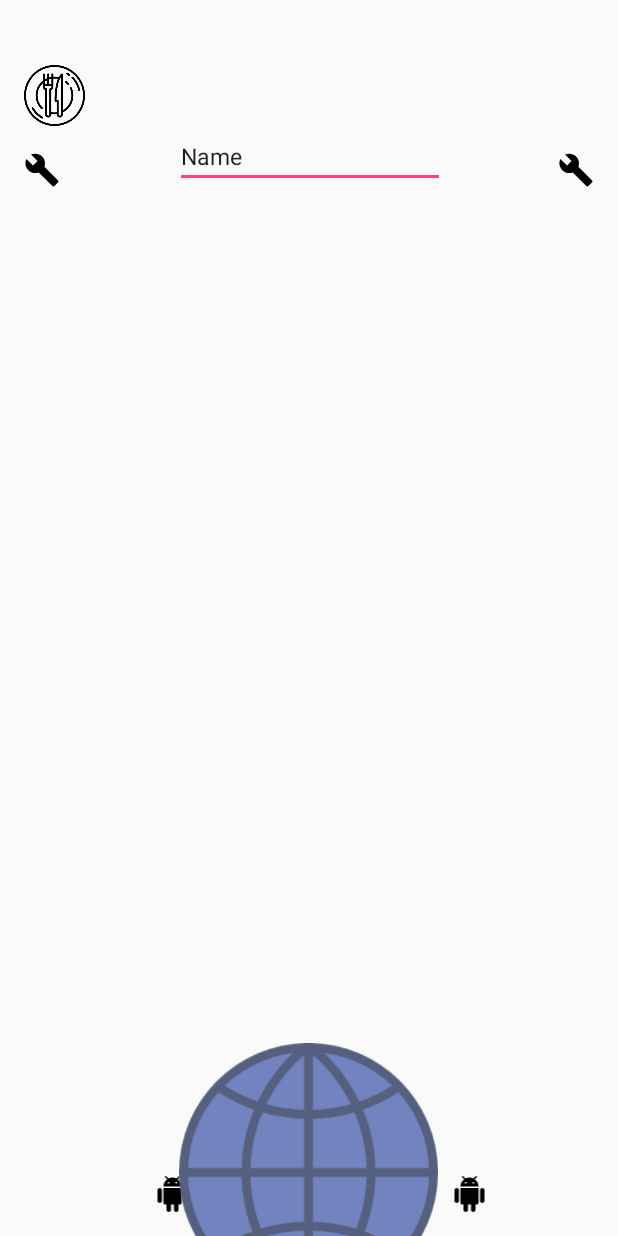
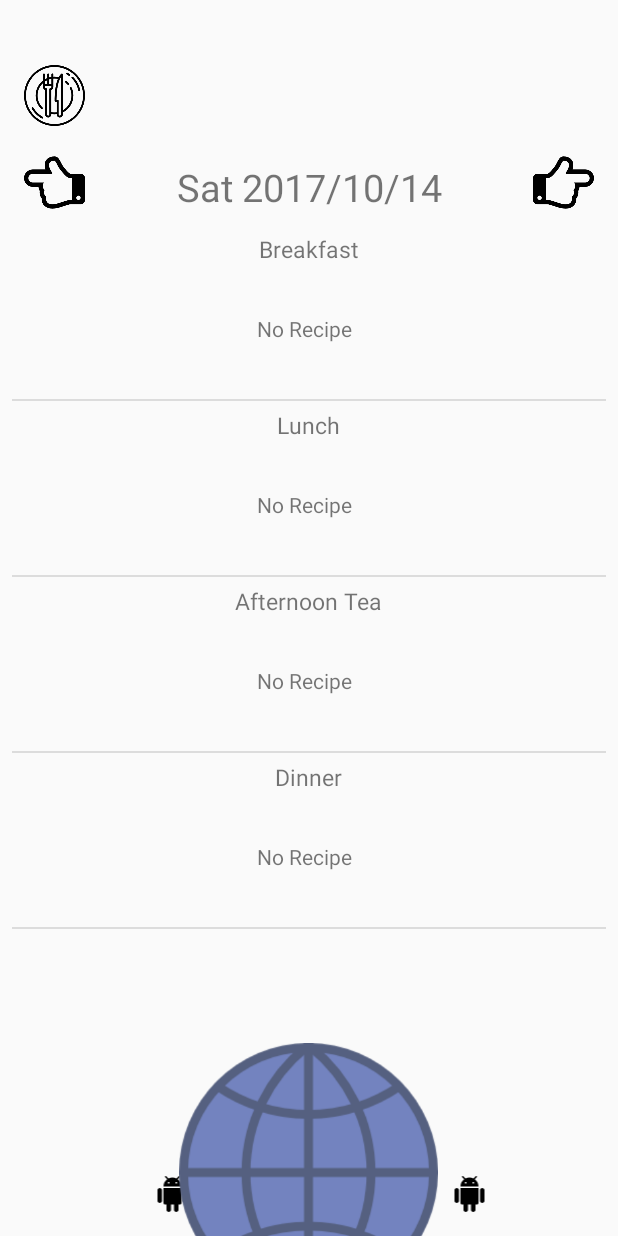
Before and after one commit to Walter0697/Dinder, an Android app: the screen it shows after launch (MainActivity), after a tap on an icon or button, on a phone screen of 412 x 824 dp. Run offline under Robolectric (Android 15) with nearby library versions, the phone set to English and light mode, and no system bars; our stand-ins replace Picasso; pictures from the network do not load.

Commit message:
setting calendar view

```diff
--- a/app/src/main/AndroidManifest.xml
+++ b/app/src/main/AndroidManifest.xml
@@ -29,7 +29,8 @@
         <activity android:name=".FilterScreen" />
         <activity android:name=".RecipeInformation" />
         <activity android:name="com.t.CalendarScreen" />
-        <activity android:name=".CalendarScreen"></activity>
+        <activity android:name=".CalendarScreen" />
+        <activity android:name=".CalendarChoice"></activity>
     </application>
 
 </manifest>
--- /dev/null
+++ b/app/src/main/java/com/team206255/dineder/CalendarAdapter.java
@@ -0,0 +1,120 @@
+package com.team206255.dineder;
+
+import android.content.Context;
+import android.graphics.Bitmap;
+import android.media.Rating;
+import android.util.DisplayMetrics;
+import android.view.LayoutInflater;
+import android.view.View;
+import android.view.ViewGroup;
+import android.widget.BaseAdapter;
+import android.widget.ImageView;
+import android.widget.RatingBar;
+import android.widget.TextView;
+
+/**
+ * Created by walter on 2017-10-13.
+ */
+
+public class CalendarAdapter extends BaseAdapter {
+
+    CalendarStorage calendarStorage;
+
+    Context context;
+    DisplayMetrics metrics;
+    LayoutInflater inflater;
+
+    public CalendarAdapter(Context c, CalendarStorage cs)
+    {
+        context = c;
+        calendarStorage = cs;
+        inflater = (LayoutInflater)context.getSystemService(Context.LAYOUT_INFLATER_SERVICE);
+        metrics = c.getResources().getDisplayMetrics();
+    }
+
+    public void setCalendarStorage(CalendarStorage cs)
+    {
+        calendarStorage = cs;
+    }
+
+    @Override
+    public int getCount() {
+        return 4;
+    }
+
+    @Override
+    public Object getItem(int i) {
+        Recipe[] currentRecipes = calendarStorage.getRecipe();
+        if (currentRecipes == null) return null;
+        return currentRecipes[i];
+    }
+
+    @Override
+    public long getItemId(int i) {
+        return i;
+    }
+
+    @Override
+    public View getView(int i, View view, ViewGroup viewGroup) {
+        View v = inflater.inflate(R.layout.calendar_list_detail, null);
+
+        if (i >= 4) return null;
+        //setting calendar Type
+        TextView calType = (TextView) v.findViewById(R.id.calendarType);
+        switch (i) {
+            case 0:
+                calType.setText("Breakfast");
+                break;
+            case 1:
+                calType.setText("Lunch");
+                break;
+            case 2:
+                calType.setText("Afternoon Tea");
+                break;
+            case 3:
+                calType.setText("Dinner");
+                break;
+        }
+        //setting all widgets first
+        TextView nullText = (TextView) v.findViewById(R.id.nullText);
+
+        ImageView calendarImage = (ImageView) v.findViewById(R.id.calendarFoodView);
+        TextView calendarName = (TextView) v.findViewById(R.id.calendarFoodName);
+        TextView calendarDuration = (TextView) v.findViewById(R.id.calendarDuration);
+        TextView calendarCalorie = (TextView) v.findViewById(R.id.calendarCalorie);
+        TextView calendarCuisine = (TextView) v.findViewById(R.id.calendarCuisine);
+        RatingBar calendarDifficulty = (RatingBar) v.findViewById(R.id.calendarDifficulty);
+
+        Recipe currentRecipe = (Recipe)getItem(i);
+
+        if (currentRecipe != null) {
+            nullText.setVisibility(View.INVISIBLE);
+            //setting all other widgets visible
+            calendarImage.setVisibility(View.VISIBLE);
+            calendarName.setVisibility(View.VISIBLE);
+            calendarDuration.setVisibility(View.VISIBLE);
+            calendarCalorie.setVisibility(View.VISIBLE);
+            calendarCuisine.setVisibility(View.VISIBLE);
+            calendarDifficulty.setVisibility(View.VISIBLE);
+
+            currentRecipe.setImage(context, calendarImage, 0.2f);
+            calendarName.setText(currentRecipe.name);
+            calendarDuration.setText("Duration: " + Float.toString(currentRecipe.duration) + "mins");
+            calendarCalorie.setText("Calorie: " + Float.toString(currentRecipe.calorie));
+            calendarCuisine.setText(currentRecipe.getCuisine(context));
+            calendarDifficulty.setRating(currentRecipe.difficulty);
+        }
+        else
+        {
+            nullText.setVisibility(View.VISIBLE);
+            //setting all other widgets invisible
+            calendarImage.setVisibility(View.INVISIBLE);
+            calendarName.setVisibility(View.INVISIBLE);
+            calendarDuration.setVisibility(View.INVISIBLE);
+            calendarCalorie.setVisibility(View.INVISIBLE);
+            calendarCuisine.setVisibility(View.INVISIBLE);
+            calendarDifficulty.setVisibility(View.INVISIBLE);
+        }
+        return v;
+    }
+}
--- a/app/src/main/java/com/team206255/dineder/CalendarScreen.java
+++ b/app/src/main/java/com/team206255/dineder/CalendarScreen.java
@@ -1,6 +1,7 @@
 package com.team206255.dineder;
 
 
+import android.content.Intent;
 import android.graphics.Bitmap;
 import android.os.Bundle;
 import android.support.annotation.Nullable;
@@ -9,9 +10,17 @@ import android.util.DisplayMetrics;
 import android.view.LayoutInflater;
 import android.view.View;
 import android.view.ViewGroup;
+import android.widget.AdapterView;
 import android.widget.ImageView;
+import android.widget.ListView;
+import android.widget.TextView;
 
 public class CalendarScreen extends Fragment {
+
+    TextView dateText;
+
+    ListView calendarList;
+    CalendarAdapter adapter;
 
     @Nullable
     @Override
@@ -20,13 +29,55 @@ public class CalendarScreen extends Fragment {
         View view = inflater.inflate(R.layout.activity_calendar_screen, container, false);
         DisplayMetrics metrics = getContext().getResources().getDisplayMetrics();
 
-        ImageView calendarIcon = (ImageView) view.findViewById(R.id.CalendarIcon);
+        //setting up the calendar icon
+        final ImageView calendarIcon = (ImageView) view.findViewById(R.id.CalendarIcon);
         Bitmap calendarImage = ImageProcessor.scaleImage(metrics, getResources(), R.drawable.dinner, 0.1f);
         calendarIcon.setImageBitmap(calendarImage);
 
+        //setting up the text view
+        dateText = (TextView) view.findViewById(R.id.dateText);
+        dateText.setText(MainActivity.calendarStorage.dateToString());
+
+        //setting up the left and right button
         ImageView rightButton = (ImageView) view.findViewById(R.id.rightButton);
+        Bitmap rightImage = ImageProcessor.scaleImage(metrics, getResources(), R.drawable.right, 0.1f);
+        rightButton.setImageBitmap(rightImage);
+        //setting up the on click listener
+        rightButton.setOnClickListener(new View.OnClickListener() {
+            @Override
+            public void onClick(View view) {
+                MainActivity.calendarStorage.nextDay();
+                dateText.setText(MainActivity.calendarStorage.dateToString());
+                calendarList.invalidate();
+                adapter.notifyDataSetChanged();
+            }
+        });
 
-        ImageView LeftButton = (ImageView) view.findViewById(R.id.leftButton);
+        ImageView leftButton = (ImageView) view.findViewById(R.id.leftButton);
+        Bitmap leftImage = ImageProcessor.scaleImage(metrics, getResources(), R.drawable.left, 0.1f);
+        leftButton.setImageBitmap(leftImage);
+        //setting up the on click listener
+        leftButton.setOnClickListener(new View.OnClickListener() {
+            @Override
+            public void onClick(View view) {
+                MainActivity.calendarStorage.lastDay();
+                dateText.setText(MainActivity.calendarStorage.dateToString());
+                calendarList.invalidate();
+                adapter.notifyDataSetChanged();
+            }
+        });
+
+        calendarList = (ListView) view.findViewById(R.id.calendarList);
+        adapter = new CalendarAdapter(getContext(), MainActivity.calendarStorage);
+        calendarList.setAdapter(adapter);
+        calendarList.setOnItemClickListener(new AdapterView.OnItemClickListener() {
+            @Override
+            public void onItemClick(AdapterView<?> adapterView, View view, int i, long l) {
+                Intent informationIntent = new Intent(getContext(), RecipeInformation.class);
+                informationIntent.putExtra("RECIPE", MainActivity.calendarStorage.getRecipe(i));
+                startActivity(informationIntent);
+            }
+        });
 
         return view;
     }
--- a/app/src/main/java/com/team206255/dineder/InfoDefine.java
+++ b/app/src/main/java/com/team206255/dineder/InfoDefine.java
@@ -20,6 +20,7 @@ public class InfoDefine {
     }
 
     static final int REQUEST_FOR_FILTER = 0;
+    static final int REQUEST_FOR_CALENDAR = 1;
 
     public enum ListType {
         LIKED_LIST, SAVED_LIST, SEARCH_LIST, INGREDIENT_BOX, CUISINE_BOX, INGREDIENT_LIST, STEPS
--- a/app/src/main/java/com/team206255/dineder/MainActivity.java
+++ b/app/src/main/java/com/team206255/dineder/MainActivity.java
@@ -20,10 +20,11 @@ public class MainActivity extends AppCompatActivity {
     private ImageView mainFeatureButton;
 
     //setting the class for different screen
-    static SearchScreen searchScreen;
-    static MainScreen mainScreen;
+    SearchScreen searchScreen;
+    MainScreen mainScreen;
+    CalendarScreen calendarScreen;
     //static FavouriteScreen favouriteScreen;
-    static CalendarScreen calendarScreen;
+
 
     //getting display metrics
     private DisplayMetrics metrics;
@@ -32,6 +33,7 @@ public class MainActivity extends AppCompatActivity {
     static RecipeFilter recipeFilter = new RecipeFilter();
     static RecipeChoice recipeChoice = new RecipeChoice();
     static RecipeList likeList = new RecipeList();
+    static CalendarStorage calendarStorage = new CalendarStorage();
     //static RecipeList saveList = new RecipeList();
 
 
@@ -110,8 +112,15 @@ public class MainActivity extends AppCompatActivity {
     @Override
     protected void onActivityResult(int requestCode, int resultCode, Intent data)
     {
-        if (requestCode == InfoDefine.REQUEST_FOR_FILTER)
+        if (requestCode == InfoDefine.REQUEST_FOR_FILTER) {
             if (resultCode == RESULT_OK)
                 mainScreen.filterDrawerHandler.setValueByFilter(recipeFilter);
+        }
+        else if (requestCode == InfoDefine.REQUEST_FOR_CALENDAR){
+            if (resultCode == RESULT_OK) {
+                calendarScreen.calendarList.invalidate();
+                calendarScreen.adapter.notifyDataSetChanged();
+            }
+        }
     }
 }
--- a/app/src/main/java/com/team206255/dineder/Recipe.java
+++ b/app/src/main/java/com/team206255/dineder/Recipe.java
@@ -3,7 +3,6 @@ package com.team206255.dineder;
 import android.content.Context;
 import android.graphics.Bitmap;
 import android.graphics.drawable.Drawable;
-import android.media.Image;
 import android.widget.ImageView;
 
 import com.squareup.picasso.Picasso;
--- a/app/src/main/res/layout/activity_calendar_screen.xml
+++ b/app/src/main/res/layout/activity_calendar_screen.xml
@@ -40,13 +40,14 @@
         app:layout_constraintTop_toTopOf="@+id/leftButton"
         android:layout_marginEnd="16dp" />
 
-    <EditText
+    <TextView
         android:id="@+id/dateText"
         android:layout_width="wrap_content"
         android:layout_height="wrap_content"
         android:ems="10"
         android:inputType="textPersonName"
         android:text="Name"
+        android:textAlignment="center"
         app:layout_constraintRight_toLeftOf="@+id/rightButton"
         android:layout_marginRight="8dp"
         app:layout_constraintLeft_toRightOf="@+id/leftButton"
@@ -55,7 +56,7 @@
         app:layout_constraintHorizontal_bias="0.506"
         android:layout_marginStart="8dp"
         android:layout_marginEnd="8dp"
-        android:textSize="15dp"/>
+        android:textSize="25dp"/>
 
     <ListView
         android:id="@+id/calendarList"
--- /dev/null
+++ b/app/src/main/res/layout/calendar_list_detail.xml
@@ -0,0 +1,86 @@
+<?xml version="1.0" encoding="utf-8"?>
+<RelativeLayout xmlns:android="http://schemas.android.com/apk/res/android"
+    xmlns:app="http://schemas.android.com/apk/res-auto"
+    android:layout_width="match_parent" android:layout_height="match_parent">
+
+
+    <TextView
+        android:id="@+id/calendarType"
+        android:layout_width="wrap_content"
+        android:layout_height="wrap_content"
+        android:layout_alignParentTop="true"
+        android:layout_centerHorizontal="true"
+        android:layout_marginTop="5dp"
+        android:text="Breakfast"
+        android:textSize="15dp"/>
+
+    <ImageView
+        android:id="@+id/calendarFoodView"
+        android:layout_width="wrap_content"
+        android:layout_height="wrap_content"
+        android:layout_marginStart="20dp"
+        app:srcCompat="@mipmap/ic_launcher"
+        android:layout_below="@+id/calendarType"
+        android:layout_alignParentStart="true"
+        android:layout_marginTop="3dp" />
+
+    <TextView
+        android:id="@+id/calendarFoodName"
+        android:layout_width="wrap_content"
+        android:layout_height="wrap_content"
+        android:layout_alignTop="@+id/calendarFoodView"
+        android:layout_toEndOf="@+id/calendarFoodView"
+        android:layout_marginLeft="15dp"
+        android:text="Name"
+        android:textSize="20dp"/>
+
+    <TextView
+        android:id="@+id/calendarCuisine"
+        android:layout_width="wrap_content"
+        android:layout_height="wrap_content"
+        android:layout_alignStart="@+id/calendarFoodName"
+        android:layout_below="@+id/calendarFoodName"
+        android:text="Cuisine"
+        android:textSize="15dp"/>
+
+    <TextView
+        android:id="@+id/calendarDuration"
+        android:layout_width="wrap_content"
+        android:layout_height="wrap_content"
+        android:layout_alignStart="@+id/calendarFoodName"
+        android:layout_below="@+id/calendarCuisine"
+        android:text="Duration"
+        android:textSize="15dp"/>
+
+    <RatingBar
+        android:id="@+id/calendarDifficulty"
+        style="@android:style/Widget.Material.RatingBar.Small"
+        android:layout_width="wrap_content"
+        android:layout_height="wrap_content"
+        android:layout_alignStart="@+id/calendarFoodName"
+        android:layout_below="@+id/calendarDuration"
+        android:isIndicator="true"
+        android:numStars="5"
+        android:rating="1"
+        />
+
+    <TextView
+        android:id="@+id/calendarCalorie"
+        android:layout_width="wrap_content"
+        android:layout_height="wrap_content"
+        android:layout_alignTop="@+id/calendarDuration"
+        android:layout_marginStart="24dp"
+        android:layout_toEndOf="@+id/calendarDuration"
+        android:text="Calorie"
+        android:textSize="15dp"/>
+
+    <TextView
+        android:id="@+id/nullText"
+        android:layout_width="wrap_content"
+        android:layout_height="wrap_content"
+        android:layout_above="@+id/calendarCalorie"
+        android:layout_toEndOf="@+id/calendarDifficulty"
+        android:text="No Recipe" />
+
+
+</RelativeLayout>
```
Also changed, not shown: app/src/main/java/com/team206255/dineder/CalendarChoice.java (added, +86 -0 lines), app/src/main/java/com/team206255/dineder/CalendarStorage.java (+93 -4 lines), app/src/main/java/com/team206255/dineder/MainScreen.java (+5 -2 lines), app/src/main/res/layout/activity_calendar_choice.xml (added, +91 -0 lines), app/src/main/res/drawable/left.png (added), app/src/main/res/drawable/right.png (added), 1 other file.
